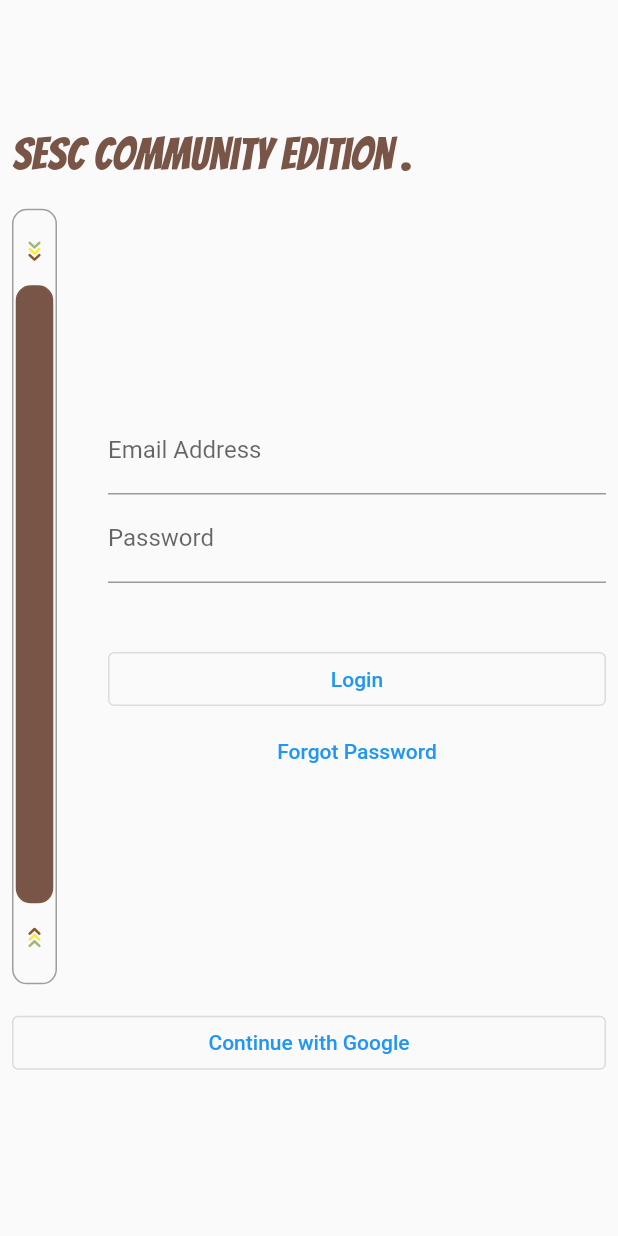
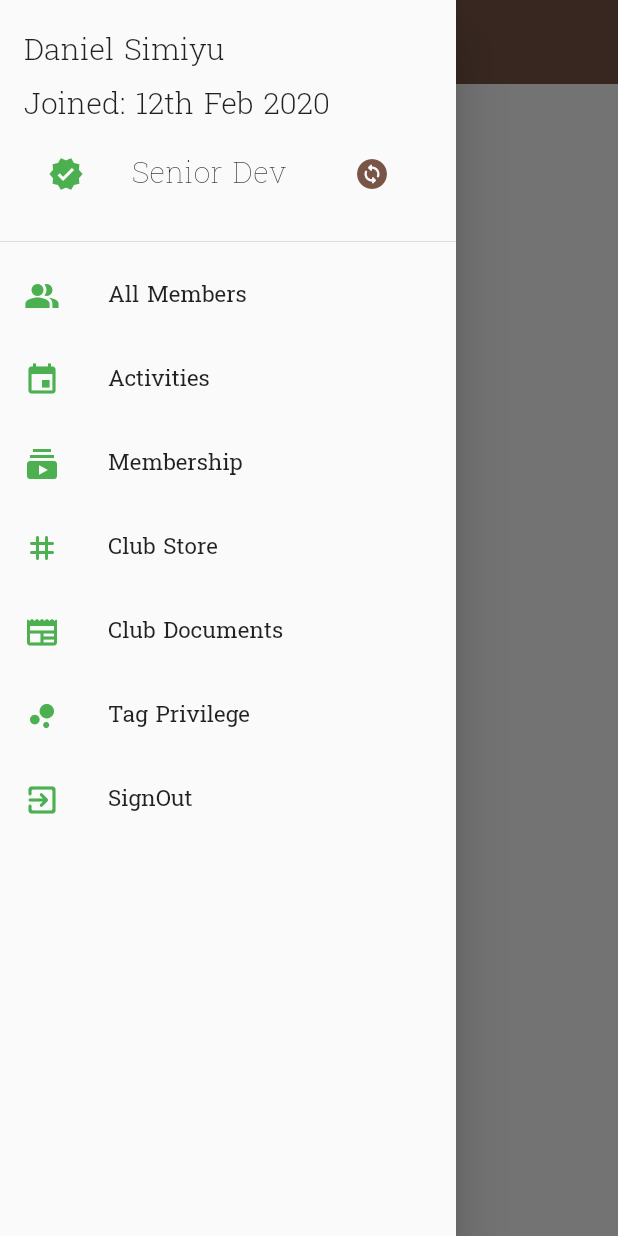
Before and after one commit to smilefocal/smob-auth-1, a Flutter app: the screen it shows after launch, with the side drawer open (before the commit the screen has no drawer), on a phone screen of 412 x 824 dp. Run offline on Flutter 3.47's test engine with Material 2 defaults, Android fonts, the phone set to English and light mode, and no system bars; our stand-ins replace flutter_bloc, lottie.

Commit message:
Added feeds.dart, added the drawer

```diff
--- /dev/null
+++ b/lib/home/screens/feeds.dart
@@ -0,0 +1,155 @@
+import 'package:flutter/material.dart';
+
+class FeedsScreen extends StatelessWidget {
+  const FeedsScreen({Key? key}) : super(key: key);
+
+  @override
+  Widget build(BuildContext context) {
+    return SafeArea(
+        child: Scaffold(
+      appBar: AppBar(
+        centerTitle: true,
+        backgroundColor: Colors.brown,
+        elevation: 0.0,
+        title: const Text(
+          'SESC COMMUNITY',
+          style: TextStyle(fontFamily: 'Battambang'),
+        ),
+      ),
+      drawer: Drawer(
+          child: ListView(
+        children: [
+          DrawerHeader(
+            child: ListView(
+              shrinkWrap: true,
+              children: [
+                Text(
+                  'Daniel Simiyu',
+                  style: TextStyle(
+                    fontFamily: 'Battambang',
+                    fontWeight: FontWeight.w300,
+                    fontSize: 20,
+                  ),
+                ),
+                Text(
+                  'Joined: 12th Feb 2020',
+                  style: TextStyle(
+                    fontFamily: 'Battambang',
+                    fontWeight: FontWeight.w300,
+                    fontSize: 20,
+                  ),
+                ),
+                ListTile(
+                  leading: Icon(
+                    Icons.verified,
+                    color: Colors.green,
+                  ),
+                  title: Text('Senior Dev',
+                      style: TextStyle(
+                        fontFamily: 'Battambang',
+                        fontWeight: FontWeight.w100,
+                        fontSize: 20,
+                      )),
+                  trailing: IconButton(
+                      onPressed: () {},
+                      icon: Icon(
+                        Icons.change_circle_rounded,
+                        color: Colors.brown,
+                      )),
+                )
+              ],
+            ),
+          ),
+          ListTile(
+            leading: Icon(
+              Icons.people_alt_sharp,
+              color: Colors.green,
+            ),
+            title: Text('All Members',
+                style: TextStyle(
+                  fontFamily: 'Battambang',
+                  fontWeight: FontWeight.w400,
+                  fontSize: 15,
+                )),
+          ),
+          ListTile(
+            leading: Icon(
+              Icons.event,
+              color: Colors.green,
+            ),
+            title: Text('Activities',
+                style: TextStyle(
+                  fontFamily: 'Battambang',
+                  fontWeight: FontWeight.w400,
+                  fontSize: 15,
+                )),
+          ),
+          ListTile(
+            leading: Icon(
+              Icons.subscriptions,
+              color: Colors.green,
+            ),
+            title: Text('Membership',
+                style: TextStyle(
+                  fontFamily: 'Battambang',
+                  fontWeight: FontWeight.w400,
+                  fontSize: 15,
+                )),
+          ),
+          ListTile(
+            leading: Icon(
+              Icons.tag_rounded,
+              color: Colors.green,
+            ),
+            title: Text('Club Store',
+                style: TextStyle(
+                  fontFamily: 'Battambang',
+                  fontWeight: FontWeight.w400,
+                  fontSize: 15,
+                )),
+          ),
+          ListTile(
+            leading: Icon(
+              Icons.newspaper_rounded,
+              color: Colors.green,
+            ),
+            title: Text('Club Documents',
+                style: TextStyle(
+                  fontFamily: 'Battambang',
+                  fontWeight: FontWeight.w400,
+                  fontSize: 15,
+                )),
+          ),
+          ListTile(
+            leading: Icon(
+              Icons.bubble_chart,
+              color: Colors.green,
+            ),
+            title: Text(
+              'Tag Privilege',
+              style: TextStyle(
+                fontFamily: 'Battambang',
+                fontWeight: FontWeight.w400,
+                fontSize: 15,
+              ),
+            ),
+          ),
+          ListTile(
+            leading: Icon(
+              Icons.exit_to_app_rounded,
+              color: Colors.green,
+            ),
+            title: Text(
+              'SignOut',
+              style: TextStyle(
+                fontFamily: 'Battambang',
+                fontWeight: FontWeight.w400,
+                fontSize: 15,
+              ),
+            ),
+          ),
+        ],
+      )),
+    ));
+  }
+}
--- a/lib/main.dart
+++ b/lib/main.dart
@@ -11,7 +11,7 @@ class MyApp extends StatelessWidget {
   @override
   Widget build(BuildContext context) {
     return const MaterialApp(
-      initialRoute: '/',
+      initialRoute: '/homeFeeds',
       onGenerateRoute: RouteGenerator.generateRoute,
     );
   }
--- a/lib/route_generator.dart
+++ b/lib/route_generator.dart
@@ -2,6 +2,7 @@ import 'package:flutter/material.dart';
 import 'package:flutter_bloc/flutter_bloc.dart';
 import 'package:strathmoresesc/authentication/bloc/auth_bar_cubit.dart';
 import 'package:strathmoresesc/authentication/screens/authentication_screen.dart';
+import 'package:strathmoresesc/home/screens/feeds.dart';
 
 class RouteGenerator {
   static Route<dynamic> generateRoute(RouteSettings settings) {
@@ -12,12 +13,16 @@ class RouteGenerator {
         return MaterialPageRoute(
           builder: (_) => BlocProvider(
             create: (context) => AuthBarCubit(),
-            child: AuthenticationScreen(),
+            child: const AuthenticationScreen(),
           ),
+        );
+      case '/homeFeeds':
+        return MaterialPageRoute(
+          builder: (_) => const FeedsScreen(),
         );
       default:
         return MaterialPageRoute(
-          builder: (_) => ErrorScreen(),
+          builder: (_) => const ErrorScreen(),
         );
     }
   }
```
Also changed, not shown: lib/constants.dart (added).
